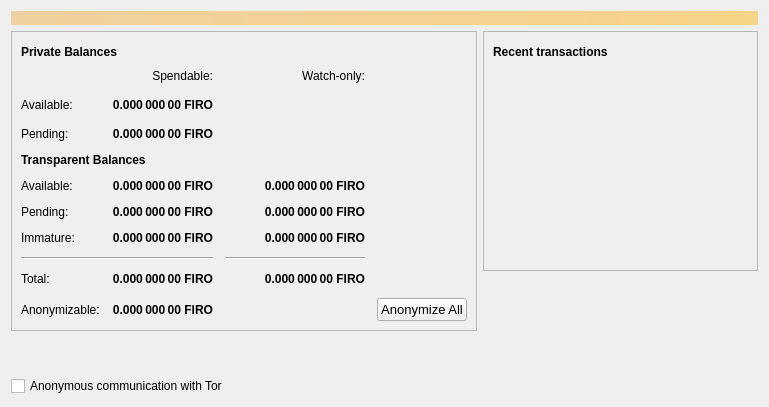
This is src/qt/forms/overviewpage.ui in SPC-beta/firo as Qt 5 draws it before an edit. The edited form follows.
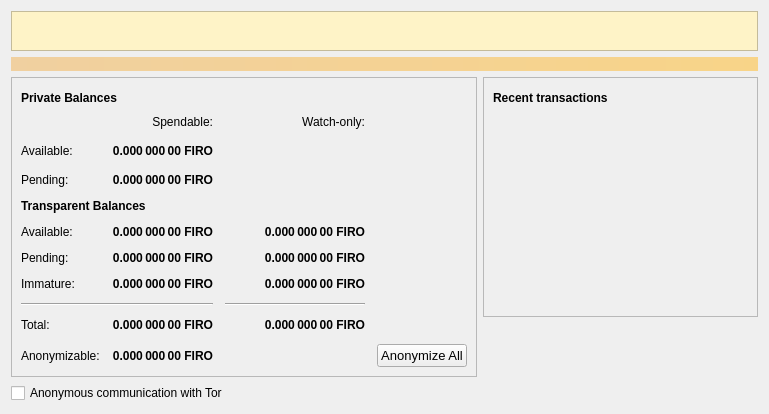
This is the edited form. Icons and pictures are not drawn.

Diff of the .ui file:
```diff
--- a/src/qt/forms/overviewpage.ui
+++ b/src/qt/forms/overviewpage.ui
@@ -14,6 +14,77 @@
    <string>Form</string>
   </property>
   <layout class="QVBoxLayout" name="topLayout">
+   <item>
+     <widget class="QFrame" name="warningFrame">
+      <property name="frameShape">
+       <enum>QFrame::StyledPanel</enum>
+      </property>
+      <property name="frameShadow">
+       <enum>QFrame::Raised</enum>
+      </property>
+       <property name="styleSheet">
+         <string>font-size: 14px; color: #92400E; background-color:#FEF3C7;</string>
+       </property>
+      <layout class="QHBoxLayout" name="warningLayout">
+       <item>
+        <spacer name="horizontalSpacer_warning1">
+          <property name="orientation">
+          <enum>Qt::Horizontal</enum>
+          </property>
+          <property name="sizeHint" stdset="0">
+          <size>
+          <width>20</width>
+          <height>20</height>
+          </size>
+          </property>
+        </spacer>
+       </item>
+       <item>
+         <widget class="QLabel" name="textWarning1">
+           <property name="text">
+           <string> </string>
+           </property>
+           <property name="alignment">
+             <set>Qt::AlignCenter</set>
+           </property>
+         </widget>
+       </item>
+       <item>
+       <widget class="QPushButton" name="migrateButton">
+         <property name="text">
+         <string> Click here </string>
+         </property>
+         <property name="styleSheet">
+          <string>padding-left: -60px; padding-right: -60px; font-weight: bold</string>
+         </property>
+       </widget>
+       </item>
+       <item>
+         <widget class="QLabel" name="textWarning2">
+           <property name="text">
+           <string> </string>
+           </property>
+           <property name="alignment">
+             <set>Qt::AlignCenter</set>
+           </property>
+         </widget>
+       </item>
+       <item>
+        <spacer name="horizontalSpacer_warning2">
+          <property name="orientation">
+          <enum>Qt::Horizontal</enum>
+          </property>
+          <property name="sizeHint" stdset="0">
+          <size>
+          <width>40</width>
+          <height>20</height>
+          </size>
+          </property>
+        </spacer>
+       </item>
+      </layout>
+      </widget>
+   </item>
    <item>
     <widget class="QLabel" name="labelAlerts">
      <property name="visible">
```
Left out of the diff: 2 changed lines with no effect on the pictures.
